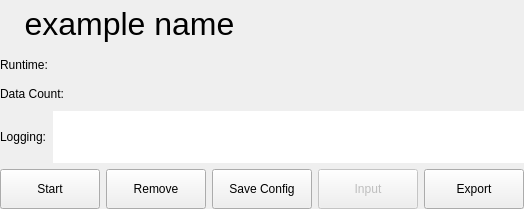
rmallow/howdyCoder, file howdyCoder/ui/qtUiFiles/algoStatusWidget.ui: the form before one commit.
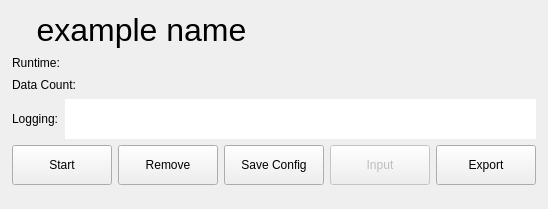
The form after the commit.

Patch:
```diff
--- a/howdyCoder/ui/qtUiFiles/algoStatusWidget.ui
+++ b/howdyCoder/ui/qtUiFiles/algoStatusWidget.ui
@@ -30,16 +30,16 @@
   </property>
   <layout class="QVBoxLayout" name="verticalLayout_3">
    <property name="leftMargin">
-    <number>0</number>
+    <number>12</number>
    </property>
    <property name="topMargin">
-    <number>0</number>
+    <number>12</number>
    </property>
    <property name="rightMargin">
-    <number>0</number>
+    <number>12</number>
    </property>
    <property name="bottomMargin">
-    <number>0</number>
+    <number>12</number>
    </property>
    <item>
     <widget class="QWidget" name="widget_4" native="true">
@@ -296,7 +296,7 @@
        <number>0</number>
       </property>
       <property name="bottomMargin">
-       <number>0</number>
+       <number>12</number>
       </property>
       <item>
        <widget class="QPushButton" name="start_button">
```
